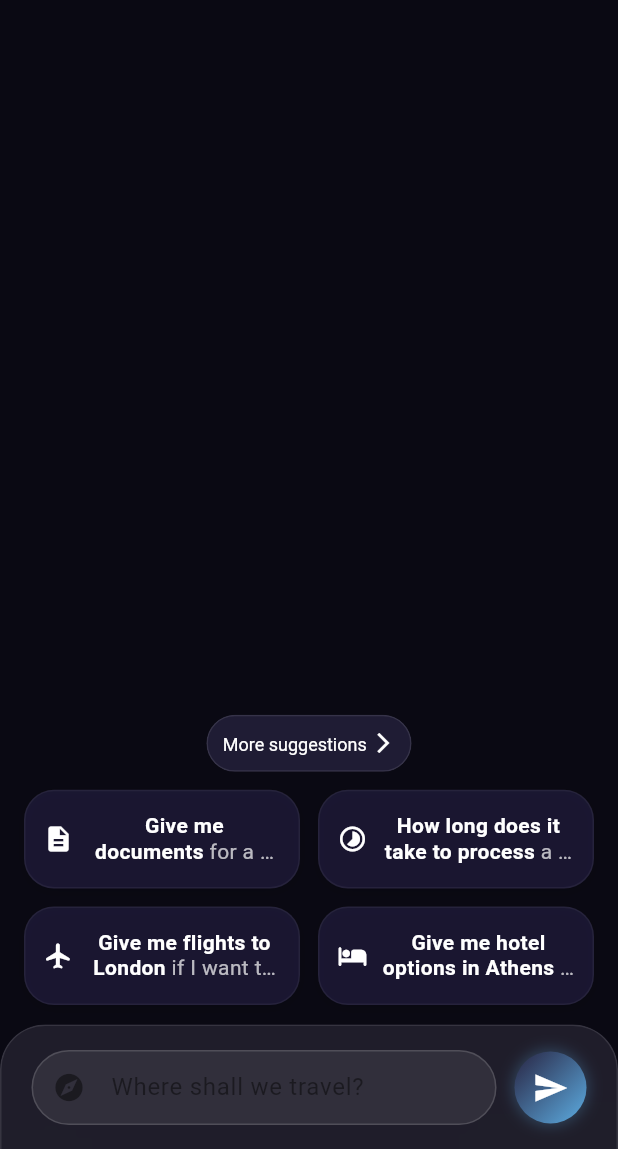
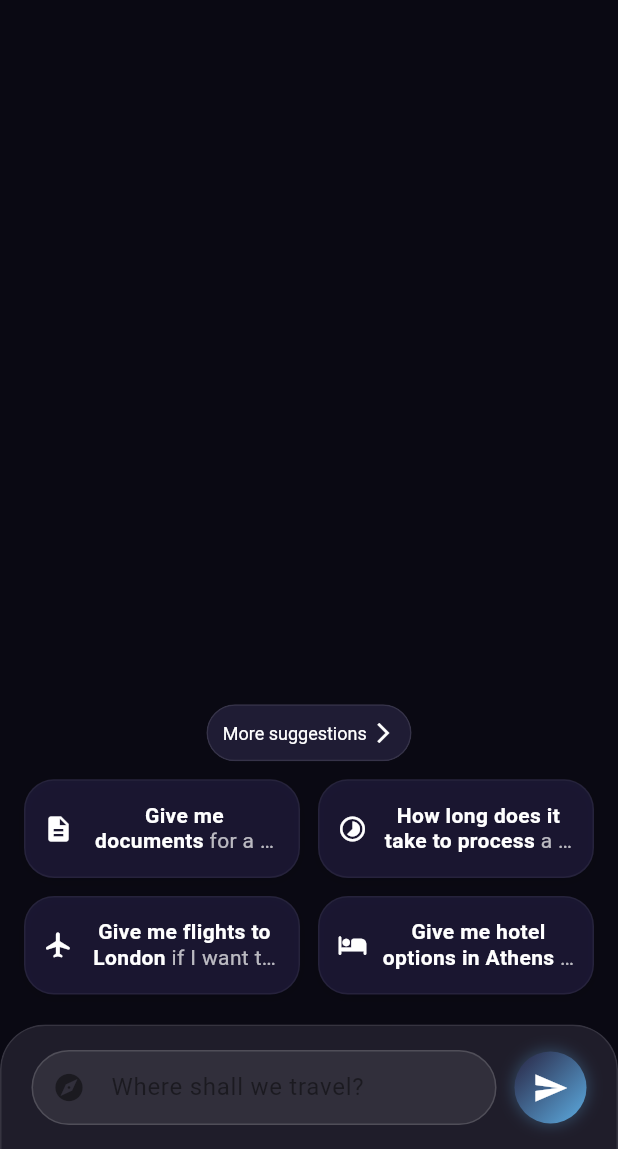
Before and after one commit to papafffranku/chatbot_mobile_app, a Flutter app: the screen it shows after launch, on a phone screen of 412 x 824 dp, the part 87-1236 px from its top. Run offline on Flutter 3.47's test engine with Material 3 defaults, Android fonts, the phone set to English and light mode, and no system bars; our stand-ins replace flutter_widget_from_html; missing offline and left inert: mesh_gradient.

Commit message:
Updated chat interface and fixed gradient background

```diff
--- a/lib/ChatPage/landing.dart
+++ b/lib/ChatPage/landing.dart
@@ -213,6 +213,10 @@ class _backgroundCanvasState extends State<backgroundCanvas> {
   String newMessage = '';
   final TextEditingController _textController = TextEditingController();
   static const double _kInputBarHeight = 84.0;
+  double kHomeIndicatorGap = 6.0;
+  final GlobalKey _inputBarKey = GlobalKey();
+  double? _measuredBarHeight;
+
 
   void _navigateToChat(String message) {
     if (message.trim().isNotEmpty) {
@@ -243,6 +247,20 @@ class _backgroundCanvasState extends State<backgroundCanvas> {
 
   @override
   Widget build(BuildContext context) {
+    final media = MediaQuery.of(context);
+
+    // Measure the actual input bar height (once it’s laid out)
+  WidgetsBinding.instance.addPostFrameCallback((_) {
+    final h = _inputBarKey.currentContext?.size?.height;
+    if (h != null && (_measuredBarHeight == null || (h - _measuredBarHeight!).abs() > 0.5)) {
+      setState(() => _measuredBarHeight = h);
+    }
+  });
+
+  final double kb = media.viewInsets.bottom;                 // keyboard height
+  final double barH = _measuredBarHeight ?? _kInputBarHeight; // fallback until measured
+  final double bottomGap = kb + barH + 20.0;                  // space for suggestions above the bar
+
 
     return Scaffold(
       resizeToAvoidBottomInset: false,
@@ -330,7 +348,7 @@ class _backgroundCanvasState extends State<backgroundCanvas> {
                     left: 16,
                     right: 16,
                     // leave room for the input bar + safe area + a little breathing space
-                    bottom: MediaQuery.of(context).padding.bottom + _kInputBarHeight + 12,
+                    bottom: bottomGap,
                   ),
                   child: Column(
                     mainAxisSize: MainAxisSize.min,
@@ -482,8 +500,7 @@ class _backgroundCanvasState extends State<backgroundCanvas> {
                       child: BackdropFilter(
                         filter: ImageFilter.blur(sigmaX: 1000, sigmaY: 1000),
                         child: Container(
-                          // no extra bottom padding here
-                          padding: const EdgeInsets.symmetric(horizontal: 20, vertical: 16),
+                          key: _inputBarKey,
                           decoration: BoxDecoration(
                             color: Colors.white.withOpacity(0.05),
                             borderRadius: const BorderRadius.only(
@@ -495,6 +512,13 @@ class _backgroundCanvasState extends State<backgroundCanvas> {
                               left: BorderSide(color: Colors.white.withOpacity(0.1), width: 1),
                               right: BorderSide(color: Colors.white.withOpacity(0.1), width: 1),
                             ),
+                          ),
+                          child: Padding(
+                            padding: EdgeInsets.fromLTRB(
+                              20,
+                              16,
+                              20,
+                              media.viewPadding.bottom > 0 ? kHomeIndicatorGap : 16,
                             ),
                             child: Row(
                               children: [
@@ -566,6 +590,7 @@ class _backgroundCanvasState extends State<backgroundCanvas> {
                                   ),
                                 ),
                               ],
+                            ),
                           ),
                         ),
                       ),
```
Lines whose indentation alone changed are shown as unchanged.
